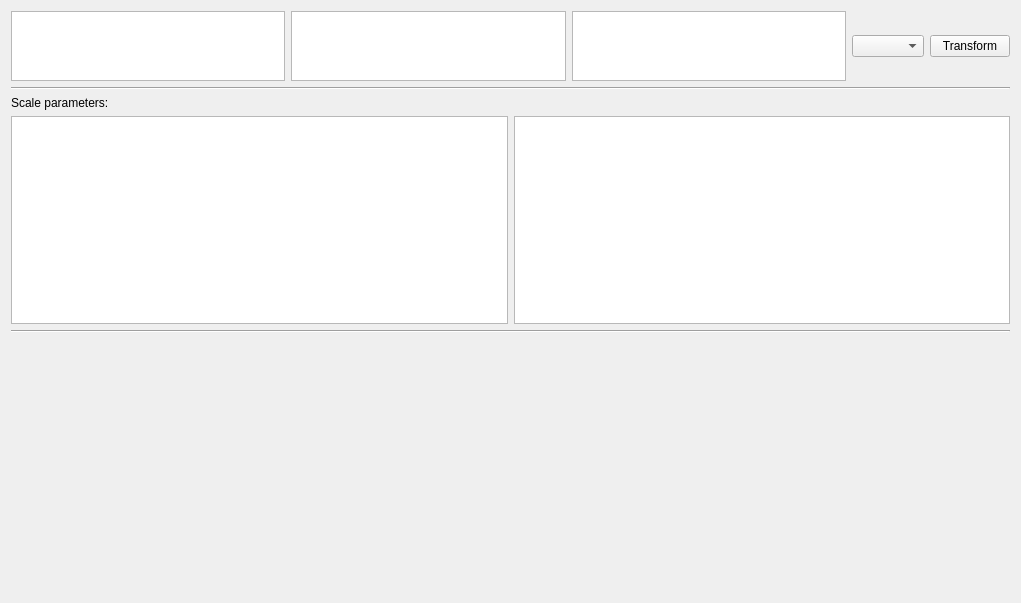
Old version of the form rc/ui/TransformationWidget.ui in the repository tetricas/CVlabs.
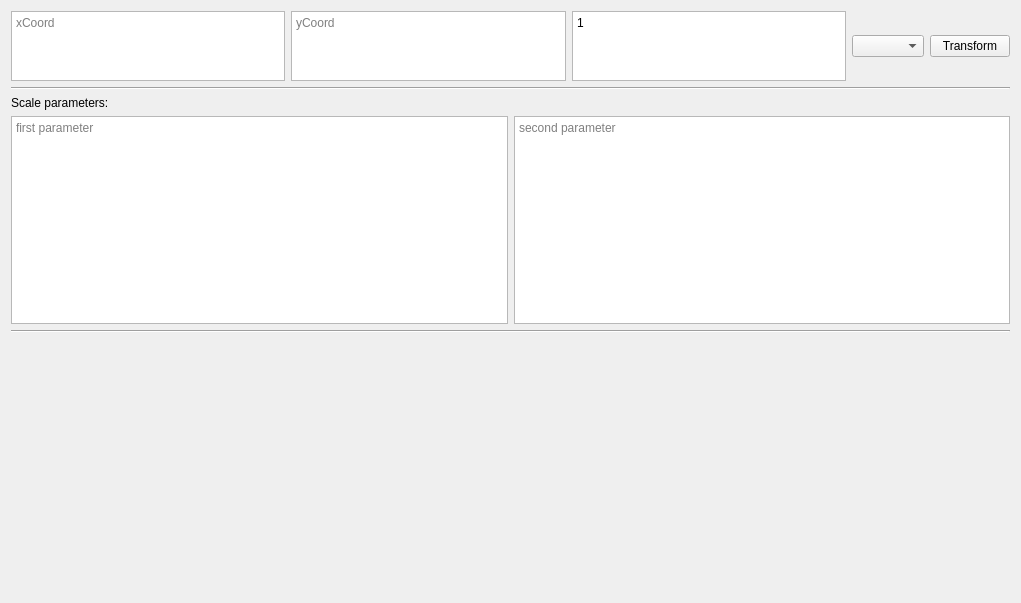
New version of the form.

Commit message: added transformation widget input validation

```diff
--- a/rc/ui/TransformationWidget.ui
+++ b/rc/ui/TransformationWidget.ui
@@ -19,13 +19,28 @@
      <item>
       <layout class="QHBoxLayout" name="horizontalLayout">
        <item>
-        <widget class="QPlainTextEdit" name="xCoordEdit"/>
+        <widget class="QPlainTextEdit" name="xCoordEdit">
+         <property name="placeholderText">
+          <string>xCoord</string>
+         </property>
+        </widget>
        </item>
        <item>
-        <widget class="QPlainTextEdit" name="yCoordEdit"/>
+        <widget class="QPlainTextEdit" name="yCoordEdit">
+         <property name="placeholderText">
+          <string>yCoord</string>
+         </property>
+        </widget>
        </item>
        <item>
-        <widget class="QPlainTextEdit" name="zCoordEdit"/>
+        <widget class="QPlainTextEdit" name="zCoordEdit">
+         <property name="plainText">
+          <string>1</string>
+         </property>
+         <property name="placeholderText">
+          <string>H</string>
+         </property>
+        </widget>
        </item>
        <item>
         <widget class="QComboBox" name="transformationComboBox">
@@ -64,10 +79,18 @@
          <item>
           <layout class="QHBoxLayout" name="horizontalLayout_2">
            <item>
-            <widget class="QPlainTextEdit" name="firstParameter"/>
+            <widget class="QPlainTextEdit" name="firstParameter">
+             <property name="placeholderText">
+              <string>first parameter</string>
+             </property>
+            </widget>
            </item>
            <item>
-            <widget class="QPlainTextEdit" name="secondParameter"/>
+            <widget class="QPlainTextEdit" name="secondParameter">
+             <property name="placeholderText">
+              <string>second parameter</string>
+             </property>
+            </widget>
            </item>
           </layout>
          </item>
```
The commit also changes 3 other files.
